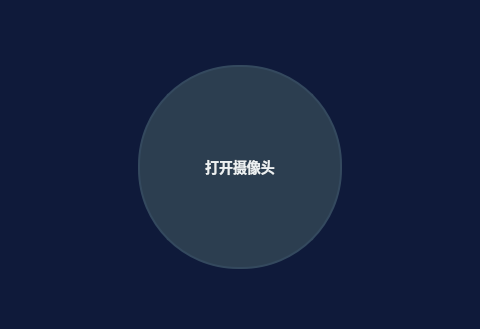
The window that UI/mainWindow.ui (flow2dream/YOLOQT) describes before a commit, drawn with Qt 5; both pictures show x 417 to 897 and y 246 to 575 of the 1109 by 848 pixel window.
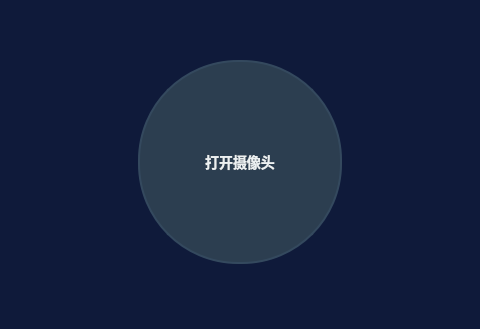
The same window after the commit.

```diff
--- a/UI/mainWindow.ui
+++ b/UI/mainWindow.ui
@@ -916,7 +916,10 @@
               <property name="styleSheet">
                <string notr="true"/>
               </property>
-              <layout class="QVBoxLayout" name="verticalLayout">
+              <layout class="QVBoxLayout" name="verticalLayout" stretch="10">
+               <property name="topMargin">
+                <number>0</number>
+               </property>
                <item alignment="Qt::AlignHCenter">
                 <widget class="QPushButton" name="start_video">
                  <property name="sizePolicy">
```
